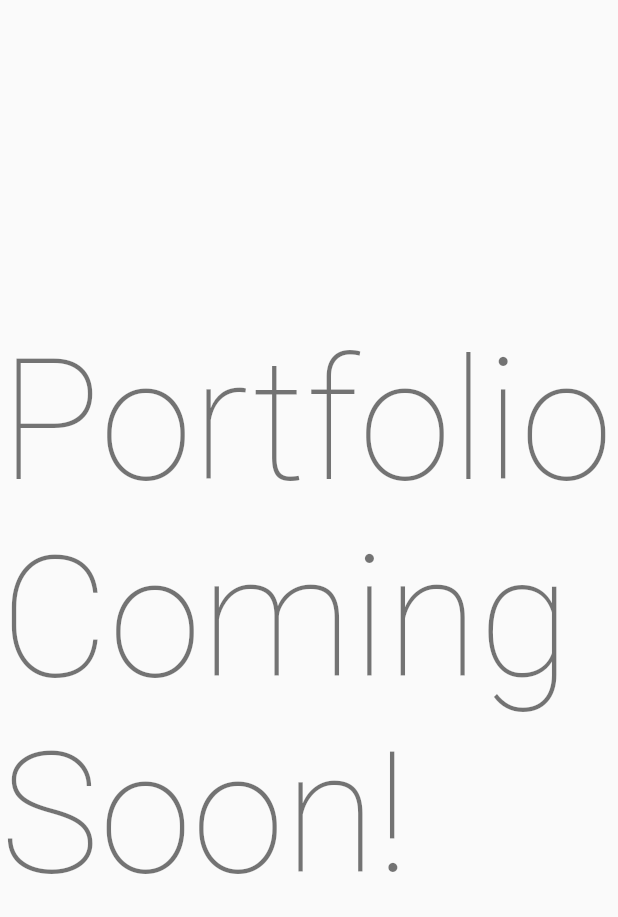
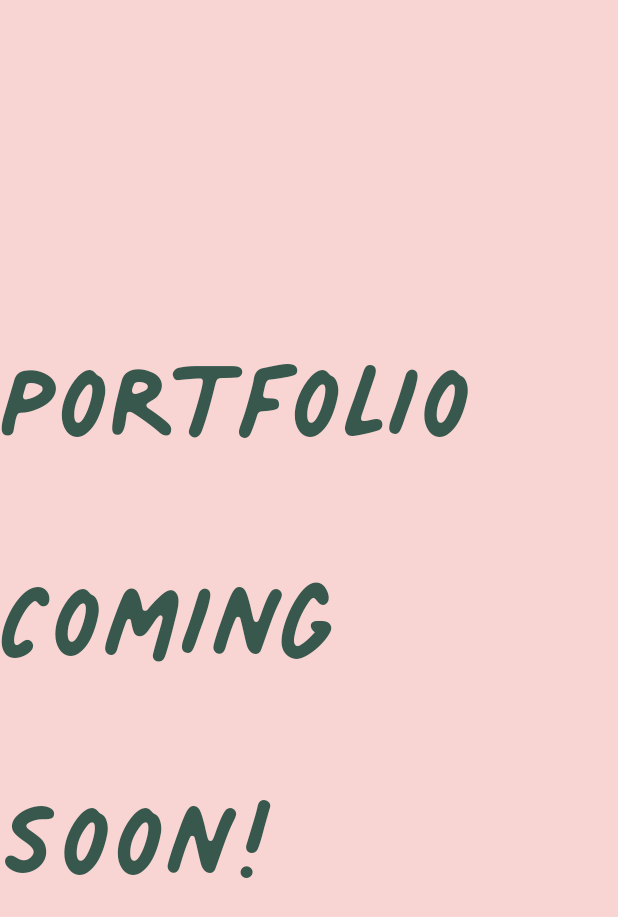
Before and after one commit to lucas-shugg/equity-gals-portfolio, a Flutter app: the screen it shows after launch, on a phone screen of 412 x 824 dp. Shown: the top 917 px of the screen. Run offline on Flutter 3.47's test engine with Material 2 defaults, Android fonts, the phone set to English and light mode, and no system bars.

Commit message:
Begun theming for the EGP Portfolio

```diff
--- a/lib/main.dart
+++ b/lib/main.dart
@@ -11,8 +11,10 @@
   @override
   Widget build(BuildContext context) {
     return MaterialApp(
-      title: 'Flutter Demo',
+      title: 'EGP Portfolio',
       theme: ThemeData(
+        canvasColor: const Color.fromRGBO(248, 213, 210, 1),
+
         // This is the theme of your application.
         //
         // Try running your application with "flutter run". You'll see the
@@ -34,6 +36,6 @@
 
   @override
   Widget build(BuildContext context) {
-    return Scaffold(body: Center(child: Text("Portfolio Coming Soon!", style: Theme.of(context).textTheme.headline1,)));
+    return Scaffold(body: Center(child: Text("Portfolio Coming Soon!", style: Theme.of(context).textTheme.headline1!.copyWith(fontFamily: 'PalmerLake', color: const Color.fromRGBO(56, 88, 78, 1)),)));
   }
 }
```
Also changed, not shown: pubspec.yaml (+9 -11 lines), assets/fonts/PalmerLakePrint-Regular.ttf (added), assets/fonts/PalmerLakeScript-Regular.ttf (added).
